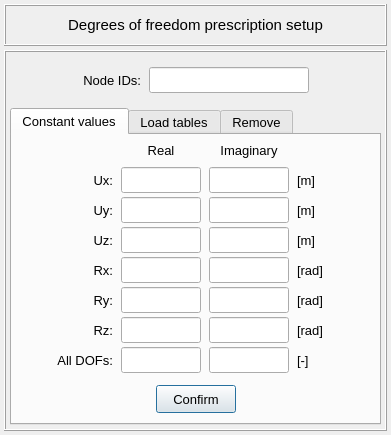
Before: the Qt Designer form pulse/interface/data/ui_files/model/setup/structural/prescribed_dofs_input.ui in open-pulse/OpenPulse, drawn with Qt 5.
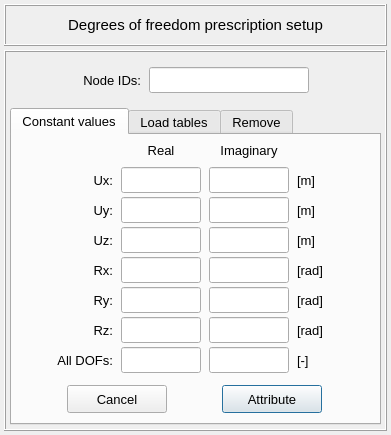
After: the same form once the commit is applied. Icons and pictures are not drawn.

Commit message: Refactors the valve class to operate in both the model configurator and geometry editor

The edit to the form file:
```diff
--- a/pulse/interface/data/ui_files/model/setup/structural/prescribed_dofs_input.ui
+++ b/pulse/interface/data/ui_files/model/setup/structural/prescribed_dofs_input.ui
@@ -1089,13 +1089,13 @@
               <widget class="QPushButton" name="pushButton_constant_value_confirm">
                <property name="minimumSize">
                 <size>
-                 <width>80</width>
+                 <width>100</width>
                  <height>28</height>
                 </size>
                </property>
                <property name="maximumSize">
                 <size>
-                 <width>80</width>
+                 <width>100</width>
                  <height>28</height>
                 </size>
                </property>
@@ -1108,35 +1108,36 @@
                 <string notr="true"/>
                </property>
                <property name="text">
-                <string>Confirm</string>
+                <string>Attribute</string>
                </property>
               </widget>
              </item>
              <item row="0" column="0">
-              <spacer name="horizontalSpacer_3">
-               <property name="orientation">
-                <enum>Qt::Horizontal</enum>
-               </property>
-               <property name="sizeHint" stdset="0">
+              <widget class="QPushButton" name="pushButton_cancel_tab0">
+               <property name="minimumSize">
                 <size>
-                 <width>40</width>
-                 <height>20</height>
+                 <width>100</width>
+                 <height>28</height>
                 </size>
                </property>
-              </spacer>
-             </item>
-             <item row="0" column="2">
-              <spacer name="horizontalSpacer_4">
-               <property name="orientation">
-                <enum>Qt::Horizontal</enum>
-               </property>
-               <property name="sizeHint" stdset="0">
+               <property name="maximumSize">
                 <size>
-                 <width>40</width>
-                 <height>20</height>
+                 <width>100</width>
+                 <height>28</height>
                 </size>
                </property>
-              </spacer>
+               <property name="font">
+                <font>
+                 <pointsize>10</pointsize>
+                </font>
+               </property>
+               <property name="styleSheet">
+                <string notr="true"/>
+               </property>
+               <property name="text">
+                <string>Cancel</string>
+               </property>
+              </widget>
              </item>
             </layout>
            </widget>
```
Left out of the diff: 43 changed lines with no effect on the pictures. The commit also changes 30 other files.
